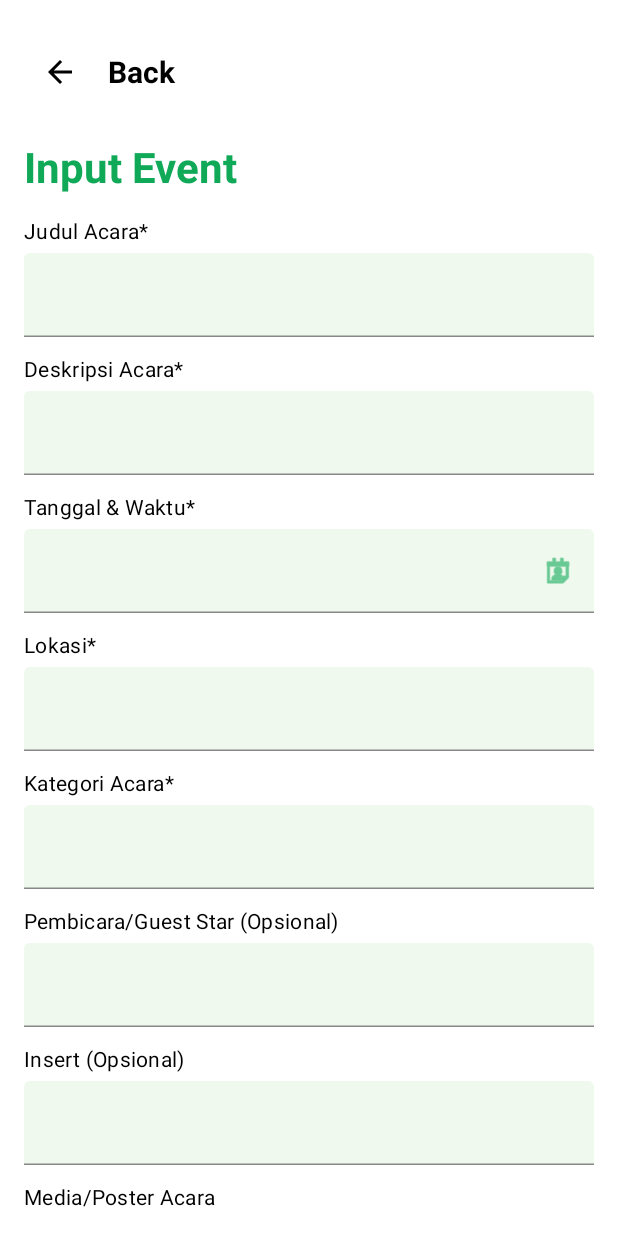
After one commit to nabilrn/evelin-mobile, an Android app built with Jetpack Compose: the AddEventScreen screen opened through its navigation route, on a phone screen of 412 x 824 dp. The commit adds this screen. Run offline under Robolectric (Android 15) with nearby library versions, the phone set to English and light mode, and no system bars.

Commit message:
slicing ui 60%

```diff
--- a/app/src/main/AndroidManifest.xml
+++ b/app/src/main/AndroidManifest.xml
@@ -2,6 +2,8 @@
 <manifest xmlns:android="http://schemas.android.com/apk/res/android"
     xmlns:tools="http://schemas.android.com/tools">
     <uses-permission android:name="android.permission.INTERNET" />
+    <uses-permission android:name="android.permission.READ_EXTERNAL_STORAGE"
+        android:maxSdkVersion="32" />
 
     <application
         android:allowBackup="true"
--- a/app/src/main/java/com/example/evelin/MainActivity.kt
+++ b/app/src/main/java/com/example/evelin/MainActivity.kt
@@ -15,6 +15,8 @@ import com.example.evelin.ui.login.LoginScreen
 import com.example.evelin.ui.register.RegisterScreen
 import com.example.evelin.ui.home.HomeScreen
 import com.example.evelin.data.UserPreferences
+import com.example.evelin.ui.addEvent.AddEventScreen
+import com.example.evelin.ui.profile.ProfileScreen
 import kotlinx.coroutines.flow.first
 
 class MainActivity : ComponentActivity() {
@@ -38,7 +40,6 @@ fun EvelinApp() {
             UserPreferences.saveLoginStatus(context, true)
         }
         Log.d("EvelinApp", "Token: $token, isLoggedIn: $isLoggedIn")
-
     }
 
     val isLoggedIn = remember { UserPreferences.isLoggedIn(context) }
@@ -57,8 +58,10 @@ fun EvelinApp() {
     }
 
     NavHost(navController = navController, startDestination = if (isLoggedIn) "home" else "login") {
-        composable("login") { LoginScreen(context,navController) }
+        composable("login") { LoginScreen(context, navController) }
         composable("register") { RegisterScreen(navController) }
-        composable("home") { HomeScreen() }
+        composable("home") { HomeScreen(navController = navController) }
+        composable("profile") { ProfileScreen(navController) }
+        composable("addEvent") { AddEventScreen(navController)  }
     }
 }
--- /dev/null
+++ b/app/src/main/java/com/example/evelin/ui/addEvent/AddEventScreen.kt
@@ -0,0 +1,149 @@
+@file:Suppress("DEPRECATION")
+
+package com.example.evelin.ui.addEvent
+
+import androidx.compose.foundation.background
+import androidx.compose.foundation.layout.*
+import androidx.compose.foundation.shape.RoundedCornerShape
+import androidx.compose.foundation.verticalScroll
+import androidx.compose.material3.*
+import androidx.compose.runtime.*
+import androidx.compose.ui.Modifier
+import androidx.compose.ui.graphics.Color
+import androidx.compose.ui.unit.dp
+import androidx.compose.ui.unit.sp
+import androidx.compose.ui.tooling.preview.Preview
+import androidx.compose.foundation.rememberScrollState
+//noinspection UsingMaterialAndMaterial3Libraries
+import androidx.compose.material.Text
+import androidx.compose.ui.Alignment
+import androidx.compose.ui.res.painterResource
+import androidx.compose.ui.text.font.FontWeight
+import androidx.navigation.NavController
+import androidx.navigation.compose.rememberNavController
+import com.example.evelin.ui.component.utils.DatePickerField
+import com.example.evelin.ui.component.utils.UploadMedia
+import com.example.evelin.ui.theme.Green
+import com.example.evelin.ui.theme.LightGreen
+import com.example.evelin.R
+
+@Composable
+fun AddEventScreen(navController: NavController) {
+    var judulAcara by remember { mutableStateOf("") }
+    var deskripsiAcara by remember { mutableStateOf("") }
+    var tanggalWaktu by remember { mutableStateOf("") }
+    var lokasi by remember { mutableStateOf("") }
+    var kategoriAcara by remember { mutableStateOf("") }
+    var pembicara by remember { mutableStateOf("") }
+    var insert by remember { mutableStateOf("") }
+    val scrollState = rememberScrollState()
+
+    Column(
+        modifier = Modifier
+            .fillMaxSize()
+            .verticalScroll(scrollState)
+            .background(Color.White)
+            .padding(16.dp),
+        horizontalAlignment = Alignment.CenterHorizontally
+    ) {
+        Row(
+            modifier = Modifier
+                .fillMaxWidth()
+                .padding(vertical = 8.dp),
+            verticalAlignment = Alignment.CenterVertically
+        ) {
+            IconButton(onClick = { navController.popBackStack() }) {
+                Icon(painter = painterResource(id = R.drawable.ic_back), contentDescription = "Back")
+            }
+            Spacer(modifier = Modifier.width(8.dp))
+            Text(
+                text = "Back",
+                fontSize = 20.sp,
+                color = Color.Black,
+                fontWeight = FontWeight.Bold
+            )
+        }
+
+        Spacer(modifier = Modifier.height(16.dp))
+
+        Text(
+            text = "Input Event",
+            fontSize = 28.sp,
+            color = Green,
+            fontWeight = FontWeight.Bold,
+            modifier = Modifier.align(Alignment.Start)
+        )
+
+        Spacer(modifier = Modifier.height(16.dp))
+
+        InputField(label = "Judul Acara*", value = judulAcara) { judulAcara = it }
+        InputField(label = "Deskripsi Acara*", value = deskripsiAcara) { deskripsiAcara = it }
+        DatePickerField(label = "Tanggal & Waktu*", selectedDate = tanggalWaktu) { tanggalWaktu = it }
+        InputField(label = "Lokasi*", value = lokasi) { lokasi = it }
+        InputField(label = "Kategori Acara*", value = kategoriAcara) { kategoriAcara = it }
+        InputField(label = "Pembicara/Guest Star (Opsional)", value = pembicara) { pembicara = it }
+        InputField(label = "Insert (Opsional)", value = insert) { insert = it }
+
+        UploadMedia()
+
+        Spacer(modifier = Modifier.height(16.dp))
+
+        Button(
+            onClick = { /* Handle publish logic */ },
+            modifier = Modifier
+                .fillMaxWidth(0.6f)
+                .height(50.dp),
+            shape = RoundedCornerShape(10.dp),
+            colors = ButtonDefaults.buttonColors(containerColor = Green)
+        ) {
+            Text(
+                text = "Publish",
+                color = Color.White,
+                style = MaterialTheme.typography.bodyLarge,
+                fontSize = 20.sp
+            )
+        }
+    }
+}
+@OptIn(ExperimentalMaterial3Api::class)
+@Composable
+fun InputField(
+    label: String,
+    value: String,
+    trailingIcon: @Composable (() -> Unit)? = null,
+    onValueChange: (String) -> Unit
+) {
+    Column(modifier = Modifier.fillMaxWidth()) {
+        Text(
+            text = label,
+            color = Color.Black,
+            style = MaterialTheme.typography.bodyMedium,
+            fontSize = 14.sp
+        )
+        Spacer(modifier = Modifier.height(4.dp))
+        TextField(
+            value = value,
+            onValueChange = onValueChange,
+            modifier = Modifier
+                .fillMaxWidth()
+                .background(LightGreen, RoundedCornerShape(8.dp)),
+            singleLine = true,
+            trailingIcon = trailingIcon,
+            colors = TextFieldDefaults.textFieldColors(
+                focusedIndicatorColor = Green,
+                unfocusedIndicatorColor = Color.Gray,
+                containerColor = LightGreen
+            )
+        )
+    }
+    Spacer(modifier = Modifier.height(12.dp))
+}
+
+
+
+@Preview(showBackground = true)
+@Composable
+fun AddEventScreenPreview() {
+    val navController = rememberNavController()
+    AddEventScreen(navController = navController)
+}
--- /dev/null
+++ b/app/src/main/java/com/example/evelin/ui/component/utils/DatePickerField.kt
@@ -0,0 +1,57 @@
+package com.example.evelin.ui.component.utils
+
+
+import android.app.DatePickerDialog
+import androidx.compose.foundation.clickable
+import androidx.compose.foundation.layout.size
+import androidx.compose.material3.Icon
+import androidx.compose.runtime.*
+import androidx.compose.ui.Modifier
+import androidx.compose.ui.platform.LocalContext
+import androidx.compose.ui.res.painterResource
+import androidx.compose.ui.unit.dp
+import com.example.evelin.ui.addEvent.InputField
+import com.example.evelin.ui.theme.Green
+import java.util.*
+
+@Composable
+fun DatePickerField(
+    label: String,
+    selectedDate: String,
+    onDateSelected: (String) -> Unit
+) {
+    val context = LocalContext.current
+    val calendar = Calendar.getInstance()
+    val year = calendar.get(Calendar.YEAR)
+    val month = calendar.get(Calendar.MONTH)
+    val day = calendar.get(Calendar.DAY_OF_MONTH)
+
+    // Date Picker Dialog
+    val datePickerDialog = DatePickerDialog(
+        context,
+        { _, selectedYear, selectedMonth, selectedDay ->
+            val formattedDate = "$selectedDay/${selectedMonth + 1}/$selectedYear"
+            onDateSelected(formattedDate)
+        },
+        year, month, day
+    )
+
+    // Field with Calendar Icon
+    InputField(
+        label = label,
+        value = selectedDate,
+        trailingIcon = {
+            Icon(
+                painter = painterResource(id = android.R.drawable.ic_menu_my_calendar),
+                contentDescription = "Calendar Icon",
+                tint = Green,
+                modifier = Modifier
+                    .size(24.dp)
+                    .clickable {
+                        datePickerDialog.show()
+                    }
+            )
+        },
+        onValueChange = {}
+    )
+}
--- /dev/null
+++ b/app/src/main/java/com/example/evelin/ui/component/utils/UploadMedia.kt
@@ -0,0 +1,74 @@
+package com.example.evelin.ui.component.utils
+
+import android.app.Activity
+import android.content.Intent
+import androidx.activity.compose.rememberLauncherForActivityResult
+import androidx.activity.result.contract.ActivityResultContracts
+import androidx.compose.foundation.background
+import androidx.compose.foundation.clickable
+import androidx.compose.foundation.layout.*
+import androidx.compose.foundation.shape.RoundedCornerShape
+import androidx.compose.material3.*
+import androidx.compose.runtime.*
+import androidx.compose.ui.Alignment
+import androidx.compose.ui.Modifier
+import androidx.compose.ui.graphics.Color
+import androidx.compose.ui.platform.LocalContext
+import androidx.compose.ui.res.painterResource
+import androidx.compose.ui.unit.dp
+import androidx.compose.ui.unit.sp
+import com.example.evelin.ui.theme.Green
+import com.example.evelin.ui.theme.White
+
+@Composable
+fun UploadMedia() {
+    val context = LocalContext.current
+    var selectedFileUri by remember { mutableStateOf<String?>(null) }
+
+    val launcher = rememberLauncherForActivityResult(
+        contract = ActivityResultContracts.StartActivityForResult()
+    ) { result ->
+        if (result.resultCode == Activity.RESULT_OK) {
+            selectedFileUri = result.data?.data.toString()
+        }
+    }
+
+    Column(modifier = Modifier.fillMaxWidth()) {
+        Text(
+            text = "Media/Poster Acara",
+            color = Color.Black,
+            style = MaterialTheme.typography.bodyMedium,
+            fontSize = 14.sp
+        )
+        Spacer(modifier = Modifier.height(4.dp))
+        Box(
+            modifier = Modifier
+                .fillMaxWidth()
+                .height(80.dp)
+                .background(White, RoundedCornerShape(8.dp))
+                .clickable {
+                    val intent = Intent(Intent.ACTION_GET_CONTENT).apply {
+                        type = "image/*"
+                    }
+                    launcher.launch(intent)
+                },
+            contentAlignment = Alignment.Center
+        ) {
+            if (selectedFileUri == null) {
+                Icon(
+                    painter = painterResource(id = android.R.drawable.ic_menu_upload),
+                    contentDescription = "Upload Icon",
+                    tint = Green,
+                    modifier = Modifier.size(32.dp)
+                )
+            } else {
+                Text(
+                    text = "File Selected",
+                    color = Green,
+                    style = MaterialTheme.typography.bodyMedium,
+                    fontSize = 14.sp
+                )
+            }
+        }
+    }
+}
--- a/app/src/main/java/com/example/evelin/ui/theme/Color.kt
+++ b/app/src/main/java/com/example/evelin/ui/theme/Color.kt
@@ -9,6 +9,7 @@ val Green = Color(0xff0fa958)
 val BackGround = Color(0xffeef8ed)
 val LightGray = Color(0xFFF1F1F1)
 val LightGreen = Color(0xFFEFF9ED)
+val White = Color(0xFFFFFFFF)
 
 val Purple40 = Color(0xFF6650a4)
 val PurpleGrey40 = Color(0xFF625b71)
--- /dev/null
+++ b/app/src/main/res/drawable/ic_home.xml
@@ -0,0 +1,5 @@
+<vector xmlns:android="http://schemas.android.com/apk/res/android" android:height="24dp" android:tint="#000000" android:viewportHeight="24" android:viewportWidth="24" android:width="24dp">
+
+    <path android:fillColor="@android:color/white" android:pathData="M10,20v-6h4v6h5v-8h3L12,3 2,12h3v8z"/>
+
+</vector>
```
Also changed, not shown: app/src/main/java/com/example/evelin/ui/component/bar/BottomNavBar.kt (+18 -8 lines), app/src/main/java/com/example/evelin/ui/home/HomeScreen.kt (+4 -3 lines), app/src/main/java/com/example/evelin/ui/profile/ProfileScreen.kt (added, +117 -0 lines).
